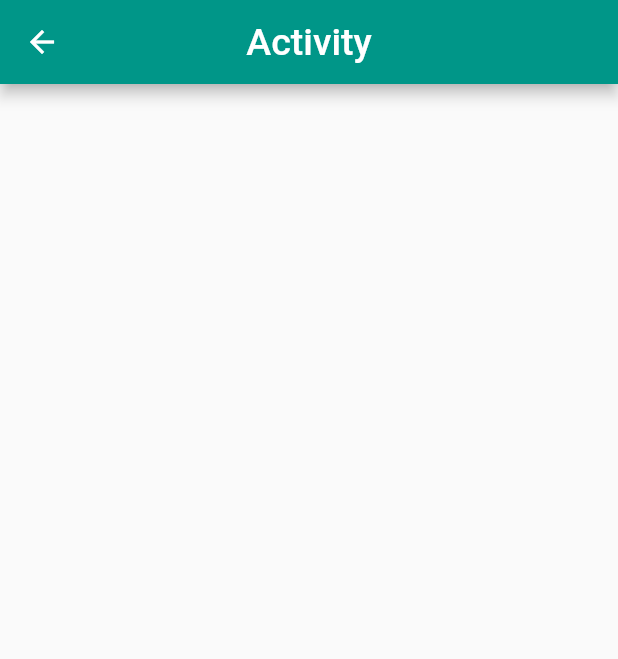
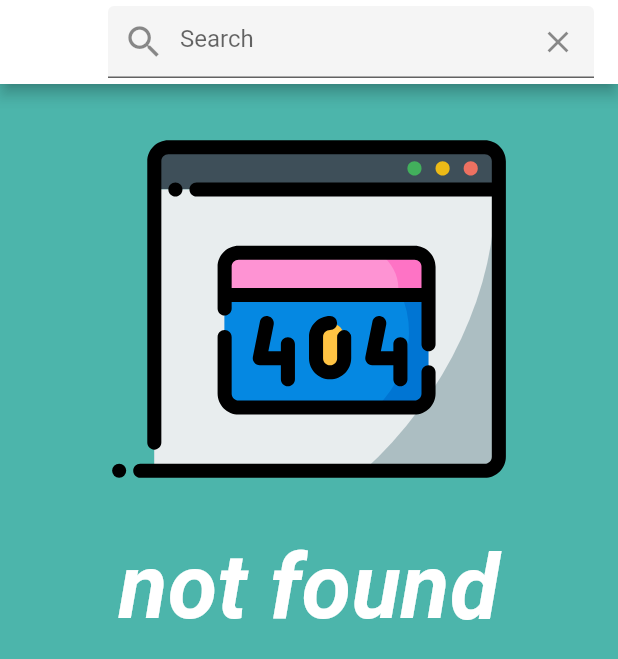
Before and after one commit to cihuyyama/106_GadaiIn, a Flutter app: the ActivityPage screen opened directly, on a phone screen of 412 x 824 dp. Shown: the top 659 px of the screen. Run offline on Flutter 3.47's test engine with Material 2 defaults, Android fonts, the phone set to English and light mode, and no system bars; our stand-ins replace cloud_firestore, firebase_auth, firebase_core, flutter_svg, google_sign_in; accounts and stored records are empty.

Commit message:
working on search funtion

```diff
--- a/lib/controller/auth_Controller.dart
+++ b/lib/controller/auth_Controller.dart
@@ -43,4 +43,8 @@ class AuthController{
   logout() async {
     await googleSignIn.signOut();
   }
+
+  void dispose() {
+    googleSignIn.disconnect();
+  }
 }
--- a/lib/view/activity_page.dart
+++ b/lib/view/activity_page.dart
@@ -1,4 +1,10 @@
+import 'package:cloud_firestore/cloud_firestore.dart';
+import 'package:firebase_auth/firebase_auth.dart';
 import 'package:flutter/material.dart';
+import 'package:flutter_svg/flutter_svg.dart';
+import 'package:gadain/view/dashboard.dart';
+import 'package:gadain/widget/progress.dart';
+import 'package:gadain/model/user.dart' as usermod;
 
 import '../widget/header.dart';
 
@@ -10,10 +16,95 @@ class ActivityPage extends StatefulWidget {
 }
 
 class _ActivityPageState extends State<ActivityPage> {
+  Future<QuerySnapshot>? searchResultFuture;
+
+  handleSearch(String query) {
+    Future<QuerySnapshot> users =
+        usersRef.where("username", isGreaterThanOrEqualTo: query).get();
+    setState(() {
+      searchResultFuture = users;
+    });
+  }
+
+  AppBar buildSearchfiled() {
+    return AppBar(
+      backgroundColor: Colors.white,
+      title: TextFormField(
+        decoration: InputDecoration(
+            hintText: "Search",
+            filled: true,
+            prefixIcon: const Icon(
+              Icons.search,
+              size: 28.0,
+            ),
+            suffixIcon: IconButton(
+              icon: Icon(Icons.clear),
+              onPressed: () => print('cleared'),
+            )),
+        onFieldSubmitted: handleSearch,
+      ),
+    );
+  }
+
+  Container buildNoContent() {
+    final Orientation orientation = MediaQuery.of(context).orientation;
+    return Container(
+      child: Center(
+        child: ListView(
+          children: <Widget>[
+            SvgPicture.asset(
+              'assets/images/not_found.svg',
+              height: orientation == Orientation.portrait ? 300.0 : 200.0,
+            ),
+            Text(
+              "not found",
+              textAlign: TextAlign.center,
+              style: TextStyle(
+                color: Colors.white,
+                fontStyle: FontStyle.italic,
+                fontWeight: FontWeight.w600,
+                fontSize: 60.0,
+              ),
+            ),
+          ],
+        ),
+      ),
+    );
+  }
+
+  buildSearchResult() {
+    return FutureBuilder(
+        future: searchResultFuture,
+        builder: (context, snapshot) {
+          if (!snapshot.hasData) {
+            return CircularProgress();
+          }
+          List<Text> searchResult = [];
+          snapshot.data?.docs.forEach((doc) {
+            usermod.User user = usermod.User.fromDocument(doc);
+            searchResult.add(Text(user.username));
+          });
+          return ListView(
+            children: searchResult
+          );
+        });
+  }
+
   @override
   Widget build(BuildContext context) {
     return Scaffold(
-      appBar: header(context, titleText: "Activity"),
+      backgroundColor: Colors.teal.withOpacity(0.7),
+      appBar: buildSearchfiled(),
+      body: searchResultFuture == null ? buildNoContent() : buildSearchResult(),
     );
   }
 }
+
+class Result extends StatelessWidget {
+  const Result({super.key});
+
+  @override
+  Widget build(BuildContext context) {
+    return const Placeholder();
+  }
+}
--- a/pubspec.yaml
+++ b/pubspec.yaml
@@ -40,6 +40,7 @@ dependencies:
   firebase_auth: ^4.6.3
   firebase_storage: ^11.2.3
   firebase_core: ^2.14.0
+  flutter_svg: ^2.0.7
 
 dev_dependencies:
   flutter_test:
@@ -67,6 +68,9 @@ flutter:
   assets:
     - assets/images/btn_google_signin_light_normal_web.png
     - assets/images/btn_google_signin_dark_normal_web.png
+    - assets/images/pawnshop.jpg
+    - assets/images/no_svg.jpg
+    - assets/images/not_found.svg
 
   # An image asset can refer to one or more resolution-specific "variants", see
   # https://flutter.dev/assets-and-images/#resolution-aware
```
Also changed, not shown: lib/view/home_page.dart (+8 -1 lines), lib/view/login_page.dart (+4 -4 lines), lib/view/splash_screen.dart (added, +38 -0 lines), assets/images/no_svg.jpg (added), assets/images/not_found.svg (added), assets/images/pawnshop.jpg (added), pubspec.lock.
